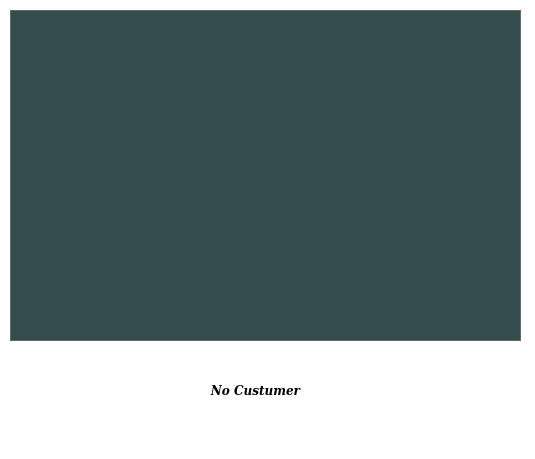
The window that odyssey_s.ui (JoseK21/Odyssey_Server) describes before a commit, drawn with Qt 5.
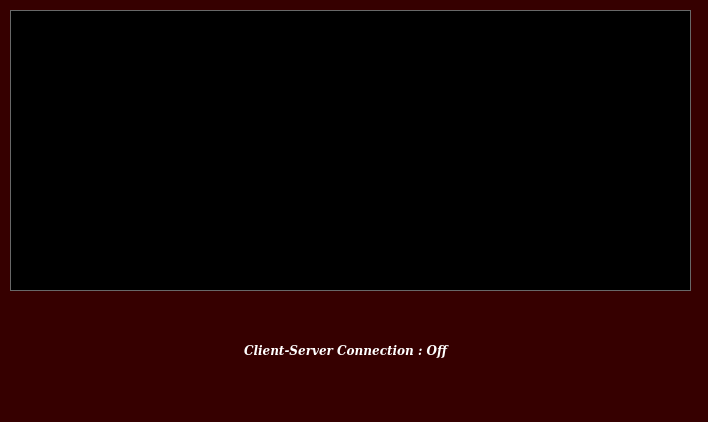
The same window after the commit. Icons and pictures are not drawn.

```diff
--- a/odyssey_s.ui
+++ b/odyssey_s.ui
@@ -6,85 +6,73 @@
    <rect>
     <x>0</x>
     <y>0</y>
-    <width>535</width>
-    <height>459</height>
+    <width>708</width>
+    <height>422</height>
    </rect>
   </property>
-  <property name="minimumSize">
-   <size>
-    <width>535</width>
-    <height>459</height>
-   </size>
-  </property>
-  <property name="maximumSize">
-   <size>
-    <width>535</width>
-    <height>459</height>
-   </size>
-  </property>
   <property name="palette">
    <palette>
     <active>
      <colorrole role="WindowText">
       <brush brushstyle="SolidPattern">
        <color alpha="255">
-        <red>0</red>
-        <green>0</green>
-        <blue>0</blue>
+        <red>255</red>
+        <green>255</green>
+        <blue>255</blue>
        </color>
       </brush>
      </colorrole>
      <colorrole role="Button">
       <brush brushstyle="SolidPattern">
        <color alpha="255">
-        <red>95</red>
-        <green>95</green>
-        <blue>95</blue>
+        <red>54</red>
+        <green>0</green>
+        <blue>0</blue>
        </color>
       </brush>
      </colorrole>
      <colorrole role="Light">
       <brush brushstyle="SolidPattern">
        <color alpha="255">
-        <red>255</red>
-        <green>255</green>
-        <blue>255</blue>
+        <red>81</red>
+        <green>0</green>
+        <blue>0</blue>
        </color>
       </brush>
      </colorrole>
      <colorrole role="Midlight">
       <brush brushstyle="SolidPattern">
        <color alpha="255">
-        <red>255</red>
-        <green>255</green>
-        <blue>255</blue>
+        <red>67</red>
+        <green>0</green>
+        <blue>0</blue>
        </color>
       </brush>
      </colorrole>
      <colorrole role="Dark">
       <brush brushstyle="SolidPattern">
        <color alpha="255">
-        <red>127</red>
-        <green>127</green>
-        <blue>127</blue>
+        <red>27</red>
+        <green>0</green>
+        <blue>0</blue>
        </color>
       </brush>
      </colorrole>
      <colorrole role="Mid">
       <brush brushstyle="SolidPattern">
        <color alpha="255">
-        <red>170</red>
-        <green>170</green>
-        <blue>170</blue>
+        <red>36</red>
+        <green>0</green>
+        <blue>0</blue>
        </color>
       </brush>
      </colorrole>
      <colorrole role="Text">
       <brush brushstyle="SolidPattern">
        <color alpha="255">
-        <red>0</red>
-        <green>0</green>
-        <blue>0</blue>
+        <red>255</red>
+        <green>255</green>
+        <blue>255</blue>
        </color>
       </brush>
      </colorrole>
@@ -100,27 +88,27 @@
      <colorrole role="ButtonText">
       <brush brushstyle="SolidPattern">
        <color alpha="255">
-        <red>0</red>
-        <green>0</green>
-        <blue>0</blue>
+        <red>255</red>
+        <green>255</green>
+        <blue>255</blue>
        </color>
       </brush>
      </colorrole>
      <colorrole role="Base">
       <brush brushstyle="SolidPattern">
        <color alpha="255">
-        <red>255</red>
-        <green>255</green>
-        <blue>255</blue>
+        <red>0</red>
+        <green>0</green>
+        <blue>0</blue>
        </color>
       </brush>
      </colorrole>
      <colorrole role="Window">
       <brush brushstyle="SolidPattern">
        <color alpha="255">
-        <red>255</red>
-        <green>255</green>
-        <blue>255</blue>
+        <red>54</red>
+        <green>0</green>
+        <blue>0</blue>
        </color>
       </brush>
      </colorrole>
@@ -136,9 +124,9 @@
      <colorrole role="AlternateBase">
       <brush brushstyle="SolidPattern">
        <color alpha="255">
-        <red>255</red>
-        <green>255</green>
-        <blue>255</blue>
+        <red>27</red>
+        <green>0</green>
+        <blue>0</blue>
        </color>
       </brush>
      </colorrole>
@@ -165,63 +153,63 @@
      <colorrole role="WindowText">
       <brush brushstyle="SolidPattern">
        <color alpha="255">
-        <red>0</red>
-        <green>0</green>
-        <blue>0</blue>
+        <red>255</red>
+        <green>255</green>
+        <blue>255</blue>
        </color>
       </brush>
      </colorrole>
      <colorrole role="Button">
       <brush brushstyle="SolidPattern">
        <color alpha="255">
-        <red>95</red>
-        <green>95</green>
-        <blue>95</blue>
+        <red>54</red>
+        <green>0</green>
+        <blue>0</blue>
        </color>
       </brush>
      </colorrole>
      <colorrole role="Light">
       <brush brushstyle="SolidPattern">
        <color alpha="255">
-        <red>255</red>
-        <green>255</green>
-        <blue>255</blue>
+        <red>81</red>
+        <green>0</green>
+        <blue>0</blue>
        </color>
       </brush>
      </colorrole>
      <colorrole role="Midlight">
       <brush brushstyle="SolidPattern">
        <color alpha="255">
-        <red>255</red>
-        <green>255</green>
-        <blue>255</blue>
+        <red>67</red>
+        <green>0</green>
+        <blue>0</blue>
        </color>
       </brush>
      </colorrole>
      <colorrole role="Dark">
       <brush brushstyle="SolidPattern">
        <color alpha="255">
-        <red>127</red>
-        <green>127</green>
-        <blue>127</blue>
+        <red>27</red>
+        <green>0</green>
+        <blue>0</blue>
        </color>
       </brush>
      </colorrole>
      <colorrole role="Mid">
       <brush brushstyle="SolidPattern">
        <color alpha="255">
-        <red>170</red>
-        <green>170</green>
-        <blue>170</blue>
+        <red>36</red>
+        <green>0</green>
+        <blue>0</blue>
        </color>
       </brush>
      </colorrole>
      <colorrole role="Text">
       <brush brushstyle="SolidPattern">
        <color alpha="255">
-        <red>0</red>
-        <green>0</green>
-        <blue>0</blue>
+        <red>255</red>
+        <green>255</green>
+        <blue>255</blue>
        </color>
       </brush>
      </colorrole>
@@ -237,27 +225,27 @@
      <colorrole role="ButtonText">
       <brush brushstyle="SolidPattern">
        <color alpha="255">
-        <red>0</red>
-        <green>0</green>
-        <blue>0</blue>
+        <red>255</red>
+        <green>255</green>
+        <blue>255</blue>
        </color>
       </brush>
      </colorrole>
      <colorrole role="Base">
       <brush brushstyle="SolidPattern">
        <color alpha="255">
-        <red>255</red>
-        <green>255</green>
-        <blue>255</blue>
+        <red>0</red>
+        <green>0</green>
+        <blue>0</blue>
        </color>
       </brush>
      </colorrole>
      <colorrole role="Window">
       <brush brushstyle="SolidPattern">
        <color alpha="255">
-        <red>255</red>
-        <green>255</green>
-        <blue>255</blue>
+        <red>54</red>
+        <green>0</green>
+        <blue>0</blue>
        </color>
       </brush>
      </colorrole>
@@ -273,9 +261,9 @@
      <colorrole role="AlternateBase">
       <brush brushstyle="SolidPattern">
        <color alpha="255">
-        <red>255</red>
-        <green>255</green>
-        <blue>255</blue>
+        <red>27</red>
+        <green>0</green>
+        <blue>0</blue>
        </color>
       </brush>
      </colorrole>
@@ -302,63 +290,63 @@
      <colorrole role="WindowText">
       <brush brushstyle="SolidPattern">
        <color alpha="255">
-        <red>127</red>
-        <green>127</green>
-        <blue>127</blue>
+        <red>27</red>
+        <green>0</green>
+        <blue>0</blue>
        </color>
       </brush>
      </colorrole>
      <colorrole role="Button">
       <brush brushstyle="SolidPattern">
        <color alpha="255">
-        <red>95</red>
-        <green>95</green>
-        <blue>95</blue>
+        <red>54</red>
+        <green>0</green>
+        <blue>0</blue>
        </color>
       </brush>
      </colorrole>
      <colorrole role="Light">
       <brush brushstyle="SolidPattern">
        <color alpha="255">
-        <red>255</red>
-        <green>255</green>
-        <blue>255</blue>
+        <red>81</red>
+        <green>0</green>
+        <blue>0</blue>
        </color>
       </brush>
      </colorrole>
      <colorrole role="Midlight">
       <brush brushstyle="SolidPattern">
        <color alpha="255">
-        <red>255</red>
-        <green>255</green>
-        <blue>255</blue>
+        <red>67</red>
+        <green>0</green>
+        <blue>0</blue>
        </color>
       </brush>
      </colorrole>
      <colorrole role="Dark">
       <brush brushstyle="SolidPattern">
        <color alpha="255">
-        <red>127</red>
-        <green>127</green>
-        <blue>127</blue>
+        <red>27</red>
+        <green>0</green>
+        <blue>0</blue>
        </color>
       </brush>
      </colorrole>
      <colorrole role="Mid">
       <brush brushstyle="SolidPattern">
        <color alpha="255">
-        <red>170</red>
-        <green>170</green>
-        <blue>170</blue>
+        <red>36</red>
+        <green>0</green>
+        <blue>0</blue>
        </color>
       </brush>
      </colorrole>
      <colorrole role="Text">
       <brush brushstyle="SolidPattern">
        <color alpha="255">
-        <red>127</red>
-        <green>127</green>
-        <blue>127</blue>
+        <red>27</red>
+        <green>0</green>
+        <blue>0</blue>
        </color>
       </brush>
      </colorrole>
@@ -374,27 +362,27 @@
      <colorrole role="ButtonText">
       <brush brushstyle="SolidPattern">
        <color alpha="255">
-        <red>127</red>
-        <green>127</green>
-        <blue>127</blue>
+        <red>27</red>
+        <green>0</green>
+        <blue>0</blue>
        </color>
       </brush>
      </colorrole>
      <colorrole role="Base">
       <brush brushstyle="SolidPattern">
        <color alpha="255">
-        <red>255</red>
-        <green>255</green>
-        <blue>255</blue>
+        <red>54</red>
+        <green>0</green>
+        <blue>0</blue>
        </color>
       </brush>
      </colorrole>
      <colorrole role="Window">
       <brush brushstyle="SolidPattern">
        <color alpha="255">
-        <red>255</red>
-        <green>255</green>
-        <blue>255</blue>
+        <red>54</red>
+        <green>0</green>
+        <blue>0</blue>
        </color>
       </brush>
      </colorrole>
@@ -410,9 +398,9 @@
      <colorrole role="AlternateBase">
       <brush brushstyle="SolidPattern">
        <color alpha="255">
-        <red>255</red>
-        <green>255</green>
-        <blue>255</blue>
+        <red>54</red>
+        <green>0</green>
+        <blue>0</blue>
        </color>
       </brush>
      </colorrole>
@@ -444,9 +432,9 @@
    <widget class="QLabel" name="label">
     <property name="geometry">
      <rect>
-      <x>20</x>
-      <y>350</y>
-      <width>71</width>
+      <x>10</x>
+      <y>310</y>
+      <width>81</width>
       <height>81</height>
      </rect>
     </property>
@@ -463,9 +451,9 @@
    <widget class="QLabel" name="label_2">
     <property name="geometry">
      <rect>
-      <x>420</x>
-      <y>350</y>
-      <width>71</width>
+      <x>610</x>
+      <y>310</y>
+      <width>81</width>
       <height>81</height>
      </rect>
     </property>
@@ -479,30 +467,6 @@
      <bool>true</bool>
     </property>
    </widget>
-   <widget class="QLabel" name="label_3">
-    <property name="geometry">
-     <rect>
-      <x>150</x>
-      <y>380</y>
-      <width>211</width>
-      <height>20</height>
-     </rect>
-    </property>
-    <property name="font">
-     <font>
-      <family>DejaVu Serif</family>
-      <weight>75</weight>
-      <italic>true</italic>
-      <bold>true</bold>
-     </font>
-    </property>
-    <property name="text">
-     <string>No Custumer</string>
-    </property>
-    <property name="alignment">
-     <set>Qt::AlignCenter</set>
-    </property>
-   </widget>
    <widget class="QPlainTextEdit" name="plainTextEdit">
     <property name="enabled">
      <bool>true</bool>
@@ -511,8 +475,8 @@
      <rect>
       <x>10</x>
       <y>10</y>
-      <width>511</width>
-      <height>331</height>
+      <width>681</width>
+      <height>281</height>
      </rect>
     </property>
     <property name="palette">
@@ -575,9 +539,9 @@
        <colorrole role="Text">
         <brush brushstyle="SolidPattern">
          <color alpha="255">
-          <red>0</red>
-          <green>0</green>
-          <blue>0</blue>
+          <red>255</red>
+          <green>255</green>
+          <blue>255</blue>
          </color>
         </brush>
        </colorrole>
@@ -602,9 +566,9 @@
        <colorrole role="Base">
         <brush brushstyle="SolidPattern">
          <color alpha="255">
-          <red>51</red>
-          <green>77</green>
-          <blue>77</blue>
+          <red>0</red>
+          <green>0</green>
+          <blue>0</blue>
          </color>
         </brush>
        </colorrole>
@@ -712,9 +676,9 @@
        <colorrole role="Text">
         <brush brushstyle="SolidPattern">
          <color alpha="255">
-          <red>0</red>
-          <green>0</green>
-          <blue>0</blue>
+          <red>255</red>
+          <green>255</green>
+          <blue>255</blue>
          </color>
         </brush>
        </colorrole>
@@ -739,9 +703,9 @@
        <colorrole role="Base">
         <brush brushstyle="SolidPattern">
          <color alpha="255">
-          <red>51</red>
-          <green>77</green>
-          <blue>77</blue>
+          <red>0</red>
+          <green>0</green>
+          <blue>0</blue>
          </color>
         </brush>
        </colorrole>
@@ -940,6 +904,30 @@
      <bool>false</bool>
     </property>
    </widget>
+   <widget class="QLabel" name="label_Custumer">
+    <property name="geometry">
+     <rect>
+      <x>180</x>
+      <y>340</y>
+      <width>331</width>
+      <height>20</height>
+     </rect>
+    </property>
+    <property name="font">
+     <font>
+      <family>DejaVu Serif</family>
+      <weight>75</weight>
+      <italic>true</italic>
+      <bold>true</bold>
+     </font>
+    </property>
+    <property name="text">
+     <string>Client-Server Connection : Off</string>
+    </property>
+    <property name="alignment">
+     <set>Qt::AlignCenter</set>
+    </property>
+   </widget>
   </widget>
   <widget class="QMenuBar" name="menuBar">
    <property name="geometry">
```
Left out of the diff: 10 changed lines with no effect on the pictures.
